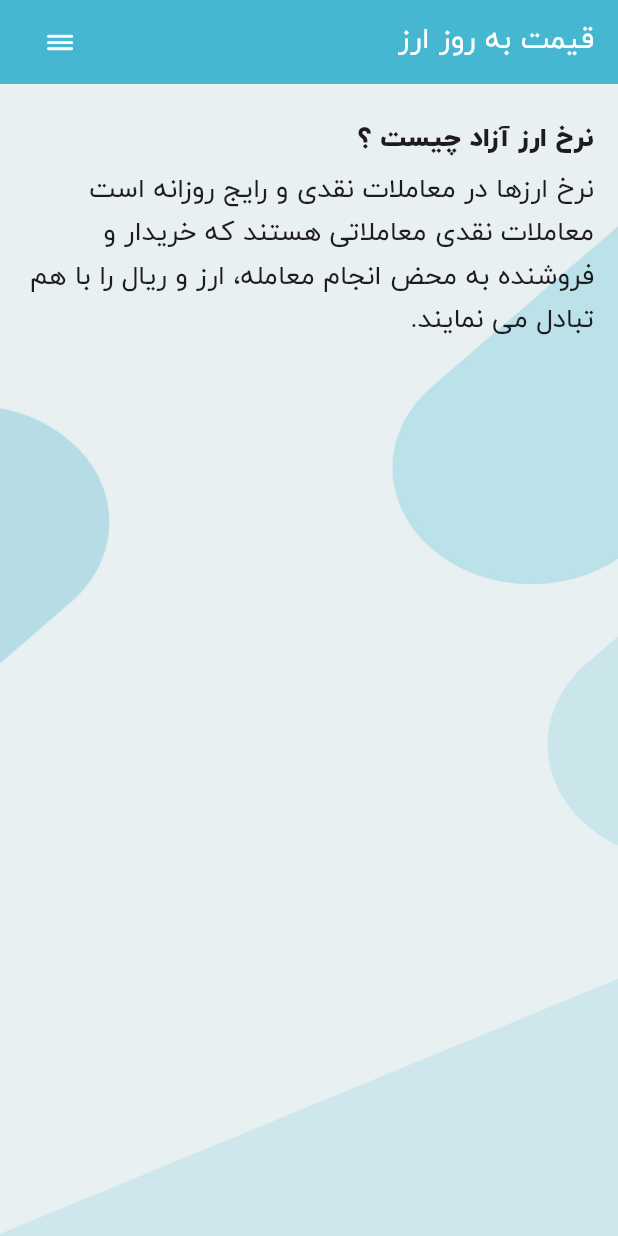
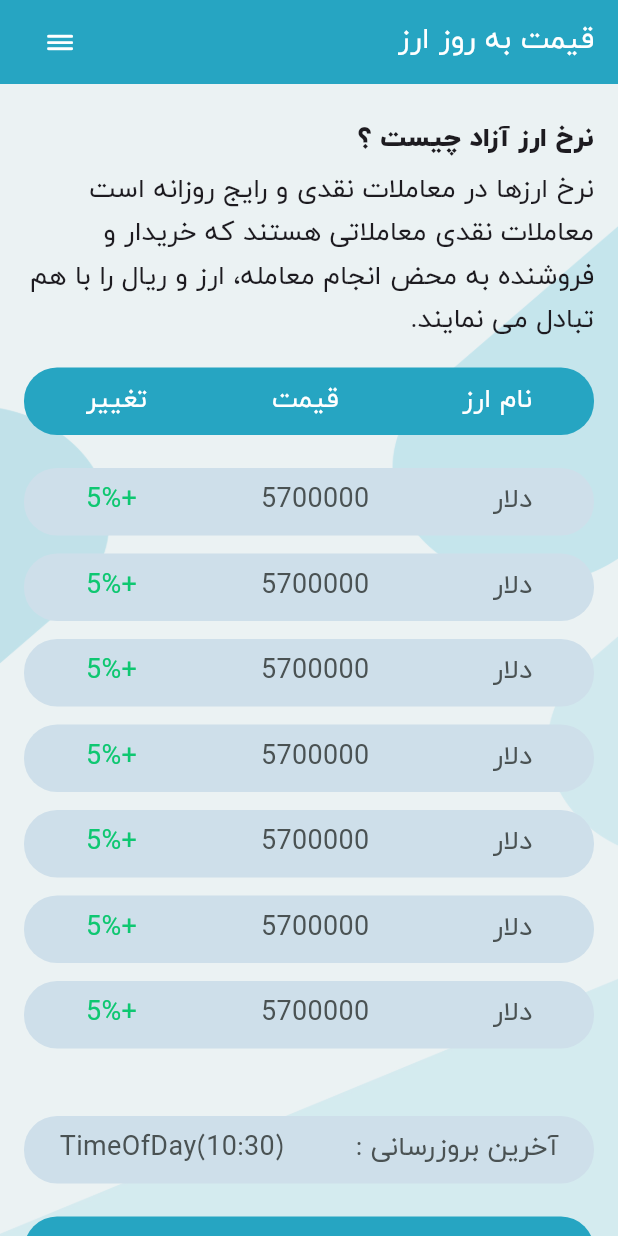
Before and after one commit to ErfanGhasemi2009/currency_app, a Flutter app: the screen it shows after launch, on a phone screen of 412 x 824 dp. Run offline on Flutter 3.47's test engine with Material 3 defaults, Android fonts, the phone set to English and light mode, and no system bars.

Commit message:
desing ui

```diff
--- a/lib/main.dart
+++ b/lib/main.dart
@@ -34,11 +34,11 @@ class MyApp extends StatelessWidget {
         // This works for code too, not just values: Most code changes can be
         // tested with just a hot reload.
         colorScheme: const ColorScheme.light(
-          primary: Color(0xff45B7D1),
+            primary: Color.fromARGB(255, 38, 165, 194),
+            secondary: Color.fromARGB(255, 206, 223, 234),
             onPrimary: Color(0xffFFFFFF),
             onSurface: Color(0xff4A5253),
-          onSecondary: Color(0xff4A5253)
-        ),
+            onSecondary: Color(0xff4A5253)),
         textTheme: TextTheme(
             headlineLarge: TextStyle(
                 fontFamily: defaultFontName,
@@ -52,7 +52,6 @@ class MyApp extends StatelessWidget {
             bodyMedium: TextStyle(
                 fontFamily: defaultFontName,
                 color: Theme.of(context).colorScheme.onSurface,
-
                 fontSize: 20)),
 
         useMaterial3: true,
@@ -93,7 +92,7 @@ class HomeScreen extends StatelessWidget {
         children: [
           Positioned.fill(
               child: Opacity(
-            opacity: 0.7,
+            opacity: 0.6,
             child: Image.asset(
               'assets/images/background_ui.jpg',
               width: MediaQuery.of(context).size.width,
@@ -101,7 +100,9 @@ class HomeScreen extends StatelessWidget {
               fit: BoxFit.fill,
             ),
           )),
-          Positioned.fill(
+          SingleChildScrollView(
+            physics: const BouncingScrollPhysics(),
+            child: Positioned.fill(
                 child: Padding(
               padding: const EdgeInsets.fromLTRB(16, 24, 16, 24),
               child: Column(
@@ -116,13 +117,124 @@ class HomeScreen extends StatelessWidget {
                   ),
                   Text(
                     textAlign: TextAlign.start,
-                  'نرخ ارزها در معاملات نقدی و رایج روزانه است معاملات نقدی معاملاتی هستند که خریدار و فروشنده به محض انجام معامله، ارز و ریال را با هم تبادل می نمایند.', style: themeData.textTheme.bodyMedium,
-                )
+                    'نرخ ارزها در معاملات نقدی و رایج روزانه است معاملات نقدی معاملاتی هستند که خریدار و فروشنده به محض انجام معامله، ارز و ریال را با هم تبادل می نمایند.',
+                    style: themeData.textTheme.bodyMedium,
+                  ),
+                  const SizedBox(
+                    height: 16,
+                  ),
+                  Container(
+                    height: 45,
+                    decoration: BoxDecoration(
+                        color: themeData.colorScheme.primary,
+                        borderRadius: BorderRadius.circular(22)),
+                    child: Row(
+                      mainAxisAlignment: MainAxisAlignment.spaceAround,
+                      children: [
+                        Text(
+                          'نام ارز',
+                          style: themeData.textTheme.bodyMedium!
+                              .apply(color: themeData.colorScheme.onPrimary),
+                        ),
+                        Text('قیمت',
+                            style: themeData.textTheme.bodyMedium!
+                                .apply(color: themeData.colorScheme.onPrimary)),
+                        Text('تغییر',
+                            style: themeData.textTheme.bodyMedium!
+                                .apply(color: themeData.colorScheme.onPrimary)),
                       ],
                     ),
-          ))
+                  ),
+                  const SizedBox(
+                    height: 16,
+                  ),
+                  SizedBox(
+                    height: 400,
+                    width: double.infinity,
+                    child: ListView.builder(
+                      physics:const ClampingScrollPhysics(),
+                        itemCount: 20,
+                        itemBuilder: (context, index) {
+                          return Container(
+                            height: 45,
+                            margin: const EdgeInsets.only(top: 6, bottom: 6),
+                            decoration: BoxDecoration(
+                                color: themeData.colorScheme.secondary,
+                                borderRadius: BorderRadius.circular(22)),
+                            child: Row(
+                              mainAxisAlignment: MainAxisAlignment.spaceAround,
+                              children: [
+                                Text(
+                                  'دلار',
+                                  style: themeData.textTheme.bodyMedium!.apply(
+                                      color: themeData.colorScheme.onSurface),
+                                ),
+                                Text('5700000',
+                                    style: themeData.textTheme.bodyMedium!.apply(
+                                        color: themeData.colorScheme.onSurface)),
+                                Text('+5%',
+                                    style: themeData.textTheme.bodyMedium!
+                                        .apply(color: greenChart)),
+                              ],
+                            ),
+                          );
+                        }),
+                  ),
+                  const SizedBox(
+                    height: 32,
+                  ),
+                  Container(
+                    height: 45,
+                    margin: const EdgeInsets.only(top: 6, bottom: 6),
+                    decoration: BoxDecoration(
+                        color: themeData.colorScheme.secondary,
+                        borderRadius: BorderRadius.circular(22)),
+                    child: Row(
+                      mainAxisAlignment: MainAxisAlignment.spaceAround,
+                      children: [
+                        Text(
+                          'آخرین بروزرسانی :',
+                          style: themeData.textTheme.bodyMedium!
+                              .apply(color: themeData.colorScheme.onSurface),
+                        ),
+                        Text(_getTime(),
+                            style: themeData.textTheme.bodyMedium!
+                                .apply(color: themeData.colorScheme.onSurface)),
+                      ],
+                    ),
+                  ),
+                  const SizedBox(
+                    height: 16,
+                  ),
+                  InkWell(
+                    onTap: () =>
+                    _getTime(),
+                    child: Container(
+                      height: 45,
+                      decoration: BoxDecoration(
+                          color: themeData.colorScheme.primary,
+                          borderRadius: BorderRadius.circular(22)),
+                      child: Row(
+                        mainAxisAlignment: MainAxisAlignment.center,
+                        children: [
+                          Text(
+                            'بروزرسانی',
+                            style: themeData.textTheme.headlineLarge,
+                          ),
+                        ],
+                      ),
+                    ),
+                  ),
+                ],
+              ),
+            )),
+          )
         ],
       ),
     );
   }
+
+  String _getTime() {
+    return TimeOfDay.now().toString();
   }
+}
--- /dev/null
+++ b/lib/models/currency.dart
@@ -0,0 +1,10 @@
+class Currency {
+  final String? id;
+  final String? title;
+  final String? price;
+  final String? changes;
+  final String? status;
+
+  Currency(this.title, this.price, this.changes, this.status, this.id);
+
+}
```
Lines whose indentation alone changed are shown as unchanged.
